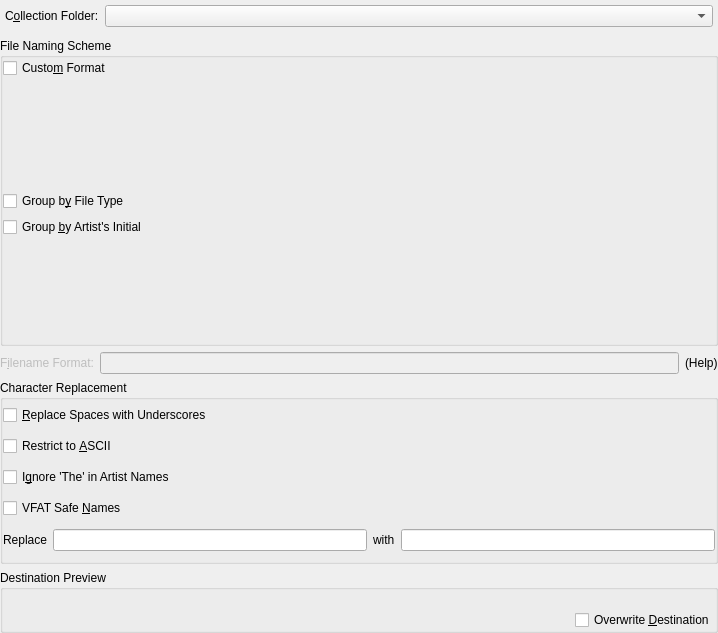
Old version of the form src/collection/sqlcollection/OrganizeCollectionDialogBase.ui in the repository KDE/amarok.
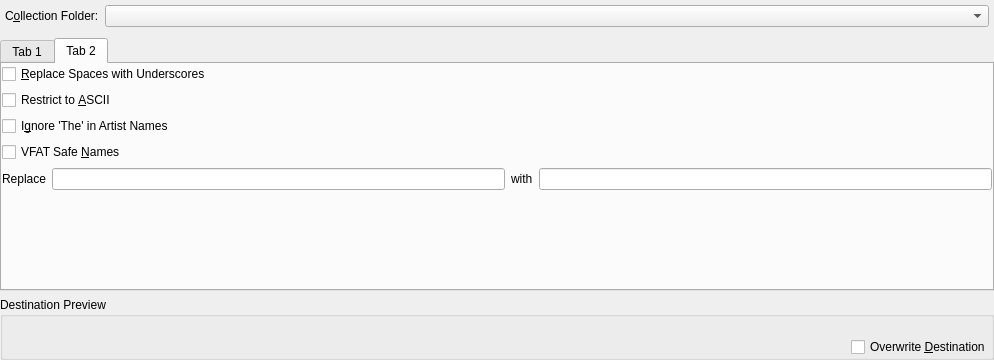
New version of the form. The open tabs and pages were chosen to show the change. Custom widgets are drawn as their Qt base class.

Commit message: Refactor the organise collection dialog to use Tabs instead of one giant huge long dialog. The dialog is now processable by the human brain.

What changed in the file:
```diff
--- a/src/collection/sqlcollection/OrganizeCollectionDialogBase.ui
+++ b/src/collection/sqlcollection/OrganizeCollectionDialogBase.ui
@@ -6,8 +6,8 @@
    <rect>
     <x>0</x>
     <y>0</y>
-    <width>718</width>
-    <height>633</height>
+    <width>994</width>
+    <height>360</height>
    </rect>
   </property>
   <property name="sizePolicy" >
@@ -63,49 +63,22 @@
     </layout>
    </item>
    <item>
-    <widget class="QGroupBox" name="groupingGroup" >
-     <property name="sizePolicy" >
-      <sizepolicy vsizetype="Minimum" hsizetype="Preferred" >
-       <horstretch>0</horstretch>
-       <verstretch>0</verstretch>
-      </sizepolicy>
+    <widget class="QTabWidget" name="tabWidget" >
+     <property name="tabPosition" >
+      <enum>QTabWidget::North</enum>
      </property>
-     <property name="minimumSize" >
-      <size>
-       <width>710</width>
-       <height>264</height>
-      </size>
+     <property name="tabShape" >
+      <enum>QTabWidget::Rounded</enum>
      </property>
-     <property name="title" >
-      <string>File Naming Scheme</string>
+     <property name="currentIndex" >
+      <number>0</number>
      </property>
+     <widget class="QWidget" name="tab" >
+      <attribute name="title" >
+       <string>Tab 1</string>
+      </attribute>
      <layout class="QVBoxLayout" name="verticalLayout" >
       <item>
-       <widget class="QCheckBox" name="customschemeCheck" >
-        <property name="toolTip" >
-         <string>If checked, use a custom format string for naming the files in the collection</string>
-        </property>
-        <property name="text" >
-         <string>Custo&amp;m Format</string>
-        </property>
-       </widget>
-      </item>
-      <item>
-       <layout class="QVBoxLayout" name="verticalLayout_5" >
-        <item>
-         <spacer name="verticalSpacer" >
-          <property name="orientation" >
-           <enum>Qt::Vertical</enum>
-          </property>
-          <property name="sizeHint" stdset="0" >
-           <size>
-            <width>20</width>
-            <height>40</height>
-           </size>
-          </property>
-         </spacer>
-        </item>
-        <item>
          <widget class="QCheckBox" name="filetypeCheck" >
           <property name="toolTip" >
            <string>If checked, create a directory hierarchy using the filename extension.</string>
@@ -145,74 +118,12 @@
          </spacer>
         </item>
        </layout>
-      </item>
-     </layout>
-    </widget>
-   </item>
-   <item>
-    <layout class="QHBoxLayout" >
-     <item>
-      <widget class="QLabel" name="formatLabel" >
-       <property name="enabled" >
-        <bool>false</bool>
-       </property>
-       <property name="text" >
-        <string>F&amp;ilename Format:</string>
-       </property>
-       <property name="wordWrap" >
-        <bool>false</bool>
-       </property>
-       <property name="buddy" >
-        <cstring>formatEdit</cstring>
-       </property>
-      </widget>
-     </item>
-     <item>
-      <widget class="KLineEdit" name="formatEdit" >
-       <property name="enabled" >
-        <bool>false</bool>
-       </property>
-       <property name="text" >
-        <string/>
-       </property>
-      </widget>
-     </item>
-     <item>
-      <widget class="QLabel" name="formatHelp" >
-       <property name="sizePolicy" >
-        <sizepolicy vsizetype="Preferred" hsizetype="Preferred" >
-         <horstretch>0</horstretch>
-         <verstretch>0</verstretch>
-        </sizepolicy>
-       </property>
-       <property name="text" >
-        <string>(Help)</string>
-       </property>
-       <property name="wordWrap" >
-        <bool>false</bool>
-       </property>
-      </widget>
-     </item>
-    </layout>
-   </item>
-   <item>
-    <widget class="QGroupBox" name="replacementGroup" >
-     <property name="sizePolicy" >
-      <sizepolicy vsizetype="Fixed" hsizetype="Preferred" >
-       <horstretch>0</horstretch>
-       <verstretch>0</verstretch>
-      </sizepolicy>
-     </property>
-     <property name="minimumSize" >
-      <size>
-       <width>0</width>
-       <height>184</height>
-      </size>
-     </property>
-     <property name="title" >
-      <string>Character Replacement</string>
-     </property>
-     <layout class="QVBoxLayout" name="verticalLayout_2" >
+     </widget>
+     <widget class="QWidget" name="tab_2" >
+      <attribute name="title" >
+       <string>Tab 2</string>
+      </attribute>
+      <layout class="QVBoxLayout" name="verticalLayout_5" >
       <item>
        <widget class="QCheckBox" name="spaceCheck" >
         <property name="toolTip" >
@@ -291,12 +202,30 @@
         </item>
        </layout>
       </item>
-     </layout>
+       <item>
+        <spacer name="verticalSpacer" >
+         <property name="orientation" >
+          <enum>Qt::Vertical</enum>
+         </property>
+         <property name="sizeHint" stdset="0" >
+          <size>
+           <width>20</width>
+           <height>83</height>
+          </size>
+         </property>
+        </spacer>
+       </item>
+      </layout>
+      <zorder></zorder>
+      <zorder>vfatCheck</zorder>
      <zorder>spaceCheck</zorder>
      <zorder>asciiCheck</zorder>
      <zorder>vfatCheck</zorder>
      <zorder></zorder>
      <zorder>ignoreTheCheck</zorder>
+      <zorder>verticalSpacer</zorder>
+      <zorder>previewBox</zorder>
+     </widget>
     </widget>
    </item>
    <item>
```
Left out of the diff: 47 changed lines with no effect on the pictures. Lines whose indentation alone changed are shown as unchanged. The commit also changes 1 other file.
